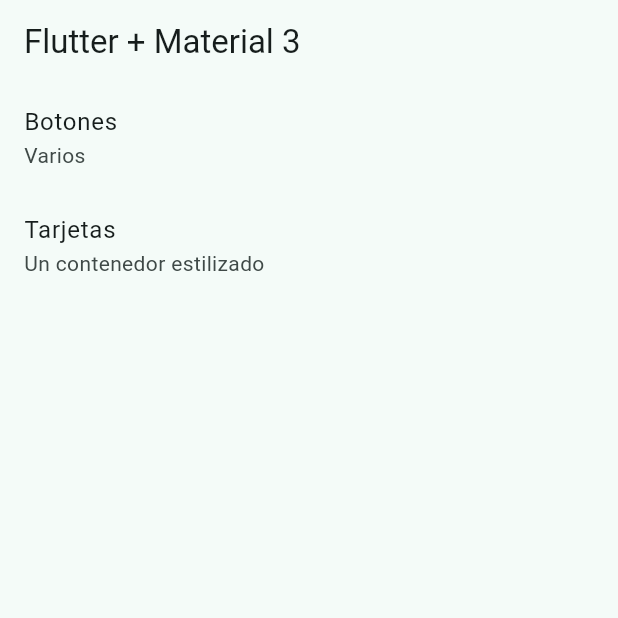
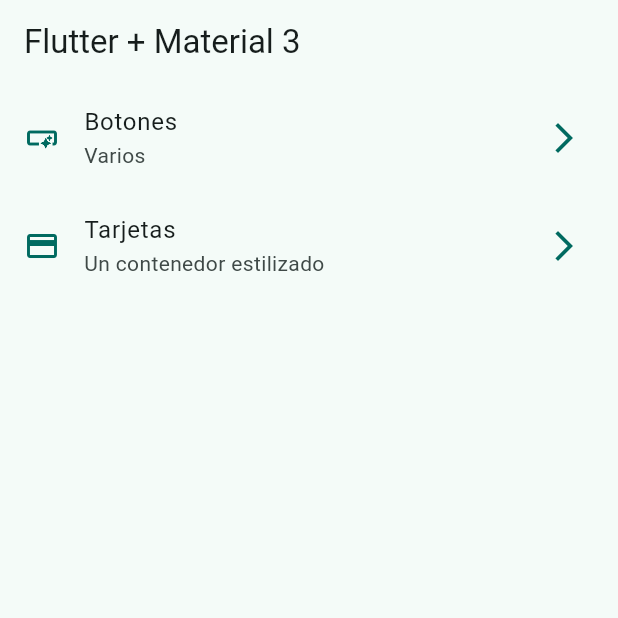
Before and after one commit to EyYiCi/dart_widgets_practice, a Flutter app: the screen it shows after launch, on a phone screen of 412 x 824 dp, the top half of it. Run offline on Flutter 3.47's test engine with Material 3 defaults, Android fonts, the phone set to English and light mode, and no system bars.

Commit message:
ej: ListTitle with icon

```diff
--- a/lib/config/theme/app_theme.dart
+++ b/lib/config/theme/app_theme.dart
@@ -32,9 +32,4 @@ class AppTheme{
     )
   );
 
-  Color getSelected() => colorList[selectedColor];
-
-
-
-
 }
--- a/lib/presentation/screens/home/home_screen.dart
+++ b/lib/presentation/screens/home/home_screen.dart
@@ -1,5 +1,3 @@
-
-
 import 'package:flutter/material.dart';
 import 'package:widgets_app/config/menu/menu_items.dart';
 
@@ -27,12 +25,35 @@ class _HomeView extends StatelessWidget {
       itemCount: appMenuItem.length,
       itemBuilder:(context, index) {
         final menuItem = appMenuItem[index];
-        return ListTile(
-          title: Text(menuItem.title),
-          subtitle: Text(menuItem.subTitle),
-        );
+        return _CustomListTitle(menuItem: menuItem);
       }
 
     );
   }
 }
+
+class _CustomListTitle extends StatelessWidget {
+  const _CustomListTitle({
+    required this.menuItem,
+  });
+
+  final MenuItem menuItem;
+
+  @override
+  Widget build(BuildContext context) {
+
+    final colors = Theme.of(context).colorScheme;
+
+
+
+    return ListTile(
+      leading: Icon(menuItem.icon, color:colors.primary),
+      trailing: Icon(Icons.arrow_forward_ios_outlined,color:colors.primary),
+      title: Text(menuItem.title),
+      subtitle: Text(menuItem.subTitle),
+      onTap: (){
+        //TODO: navegar a otra pantalla
+      },
+    );
+  }
+}
```
